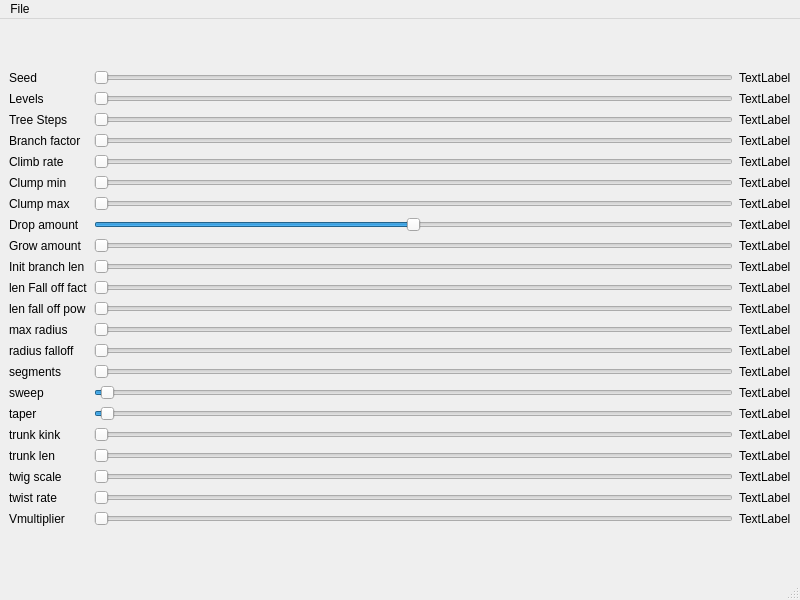
Above: glapp/mainwindow.ui from khhhhh/tree-projecter before the change. Below: the same form after it.
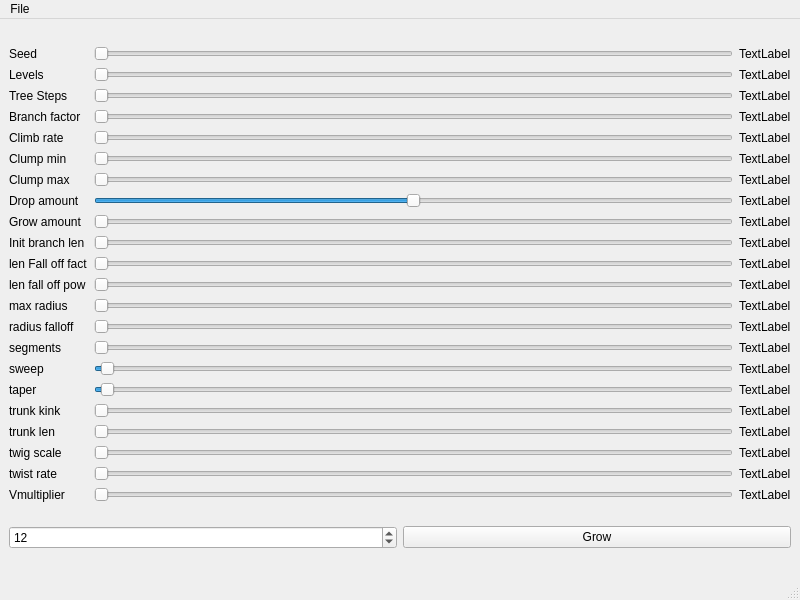
That is the form after the change.

Commit message: add time growing

What changed in the file:
```diff
--- a/glapp/mainwindow.ui
+++ b/glapp/mainwindow.ui
@@ -647,6 +647,27 @@
       </item>
      </layout>
     </item>
+    <item row="1" column="0">
+     <layout class="QHBoxLayout" name="horizontalLayout_2">
+      <item>
+       <widget class="QSpinBox" name="spinBox">
+        <property name="singleStep">
+         <number>1</number>
+        </property>
+        <property name="value">
+         <number>12</number>
+        </property>
+       </widget>
+      </item>
+      <item>
+       <widget class="QPushButton" name="buttonGrow">
+        <property name="text">
+         <string>Grow</string>
+        </property>
+       </widget>
+      </item>
+     </layout>
+    </item>
    </layout>
   </widget>
   <widget class="QMenuBar" name="menubar">
```
The commit also changes 2 other files.
